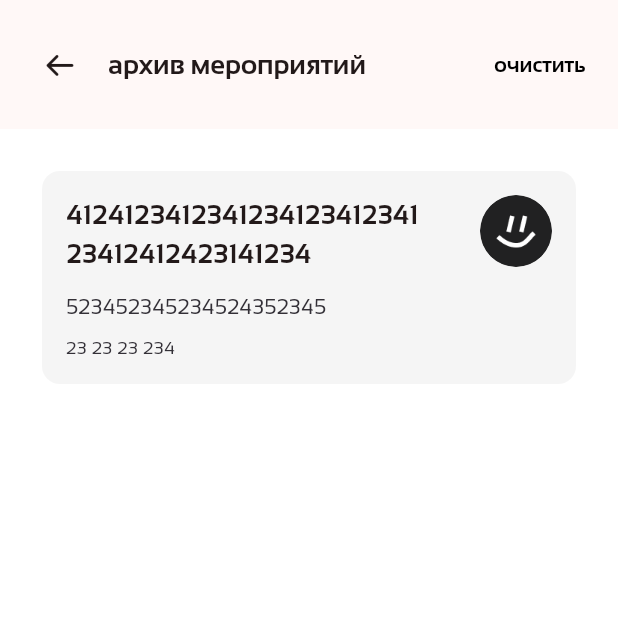
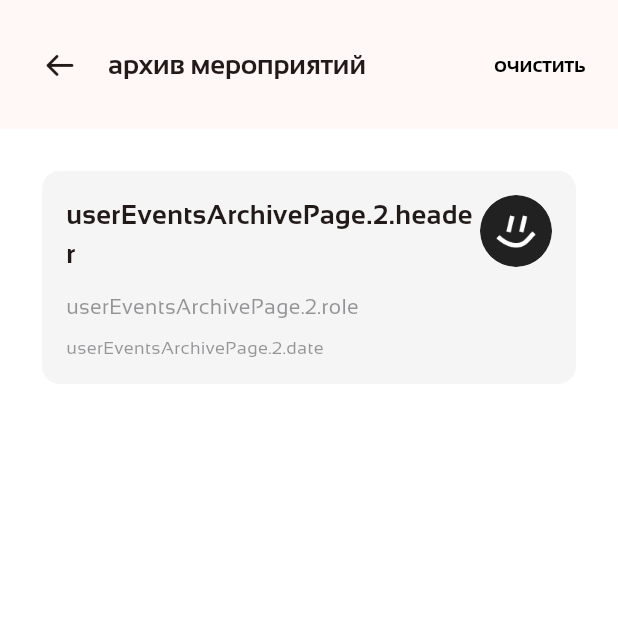
Before and after one commit to Geara0/news_demo, a Flutter app: the UserEventsArchivePage screen opened directly, on a phone screen of 412 x 824 dp, the top half of it. Run offline on Flutter 3.47's test engine with Material 2 defaults, Android fonts, the phone set to English and light mode, and no system bars; our stand-ins replace auto_route, bloc, easy_localization, flutter_bloc, smooth_page_indicator; generated files the repository leaves out were written again; statements that could not run were skipped.

Commit message:
text fix

```diff
--- a/assets/translations/ru.json
+++ b/assets/translations/ru.json
@@ -78,10 +78,26 @@
     "exit": "Выйти из Аккаунта"
   },
   "userEventsPage": {
-    "header": "мои мероприятия"
+    "header": "мои мероприятия",
+    "1": {
+      "header": "Петербургский \nмеждународный\nэкономический форум",
+      "role": "роль: дирекция и тех персонал",
+      "date": "18 - 23 фев"
+    },
+    "2": {
+      "header": "Восточный экономический\nфорум",
+      "role": "роль: дирекция и тех персонал",
+      "date": "18 - 23 фев"
+    }
   },
   "userEventsArchivePage": {
     "header": "архив мероприятий",
-    "clear": "очистить"
+    "clear": "очистить",
+    "1": {
+      "header": "Петербургский \nюридический форум",
+      "role": "роль: дирекция и тех персонал",
+      "date": "18 - 23 фев"
+    }
   }
+
 }
--- a/lib/pages/profile/user_events/user_events_archive_page.dart
+++ b/lib/pages/profile/user_events/user_events_archive_page.dart
@@ -28,9 +28,9 @@ class UserEventsArchivePage extends StatelessWidget {
               const SizedBox(height: 24),
               UserEventCard(
                 image: const AssetImage('assets/user_event/img.png'),
-                title: '412412341234123412341234123412412423141234',
-                role: '523452345234524352345',
-                date: '23 23 23 234',
+                title: 'userEventsArchivePage.2.header'.tr(),
+                role: 'userEventsArchivePage.2.role'.tr(),
+                date: 'userEventsArchivePage.2.date'.tr(),
                 onTap: () {},
               ),
             ],
--- a/lib/pages/profile/user_events/user_events_page.dart
+++ b/lib/pages/profile/user_events/user_events_page.dart
@@ -32,16 +32,16 @@ class UserEventsPage extends StatelessWidget {
               const SizedBox(height: 24),
               UserEventCard(
                 image: const AssetImage('assets/user_event/img.png'),
-                title: '412412341234123412341234123412412423141234',
-                role: '523452345234524352345',
-                date: '23 23 23 234',
+                title: 'userEventsPage.1.header'.tr(),
+                role: 'userEventsPage.1.role'.tr(),
+                date: 'userEventsPage.1.date'.tr(),
                 onTap: () {},
               ),
               UserEventCard(
                 image: const AssetImage('assets/user_event/img.png'),
-                title: '412412341234123412341234123412412423141234',
-                role: '523452345234524352345',
-                date: '23 23 23 234',
+                title: 'userEventsPage.2.header'.tr(),
+                role: 'userEventsPage.2.role'.tr(),
+                date: 'userEventsPage.2.date'.tr(),
                 onTap: () {},
               ),
             ],
--- a/lib/widgets/news_card/news_card.dart
+++ b/lib/widgets/news_card/news_card.dart
@@ -64,12 +64,15 @@ class NewsCard extends StatelessWidget {
                         maxLines: 3,
                         overflow: TextOverflow.ellipsis,
                       ),
-                      Spacer(),
+                      const Spacer(),
                       Text(
                         bottomText,
                         textAlign: TextAlign.left,
                         overflow: TextOverflow.ellipsis,
-                        style: const TextStyle(color: Colors.grey),
+                        style: const TextStyle(
+                          fontSize: 10,
+                          color: Colors.grey,
+                        ),
                       ),
                     ],
                   ),
--- a/lib/widgets/user_event_card/user_event_card.dart
+++ b/lib/widgets/user_event_card/user_event_card.dart
@@ -43,7 +43,7 @@ class UserEventCard extends StatelessWidget {
                       role,
                       style: const TextStyle(
                         fontSize: 14,
-                        color: Color(0xFF333037),
+                        color: Color(0x7F333037),
                       ),
                     ),
                     const SizedBox(height: 9),
@@ -51,13 +51,12 @@ class UserEventCard extends StatelessWidget {
                       date,
                       style: const TextStyle(
                         fontSize: 12,
-                        color: Color(0xFF333037),
+                        color: Color(0x7F333037),
                       ),
                     ),
                   ],
                 ),
               ),
-              const SizedBox(width: 40),
               Container(
                 clipBehavior: Clip.antiAlias,
                 decoration: BoxDecoration(
```
